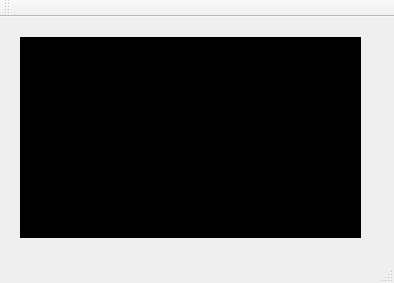
Qt form BelajarGabungGambar/mainwindow.ui (kodeepic/Belajar_Git) before a commit.
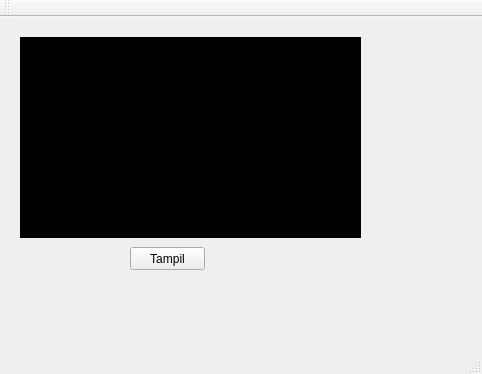
The same form after that commit.

What changed in the file:
```diff
--- a/BelajarGabungGambar/mainwindow.ui
+++ b/BelajarGabungGambar/mainwindow.ui
@@ -6,8 +6,8 @@
    <rect>
     <x>0</x>
     <y>0</y>
-    <width>394</width>
-    <height>283</height>
+    <width>482</width>
+    <height>374</height>
    </rect>
   </property>
   <property name="windowTitle">
@@ -30,6 +30,19 @@
      <string>TextLabel</string>
     </property>
    </widget>
+   <widget class="QPushButton" name="pushButton">
+    <property name="geometry">
+     <rect>
+      <x>130</x>
+      <y>230</y>
+      <width>75</width>
+      <height>23</height>
+     </rect>
+    </property>
+    <property name="text">
+     <string>Tampil</string>
+    </property>
+   </widget>
   </widget>
   <widget class="QMenuBar" name="menuBar">
    <property name="geometry">
```
Left out of the diff: 2 changed lines with no effect on the pictures.
